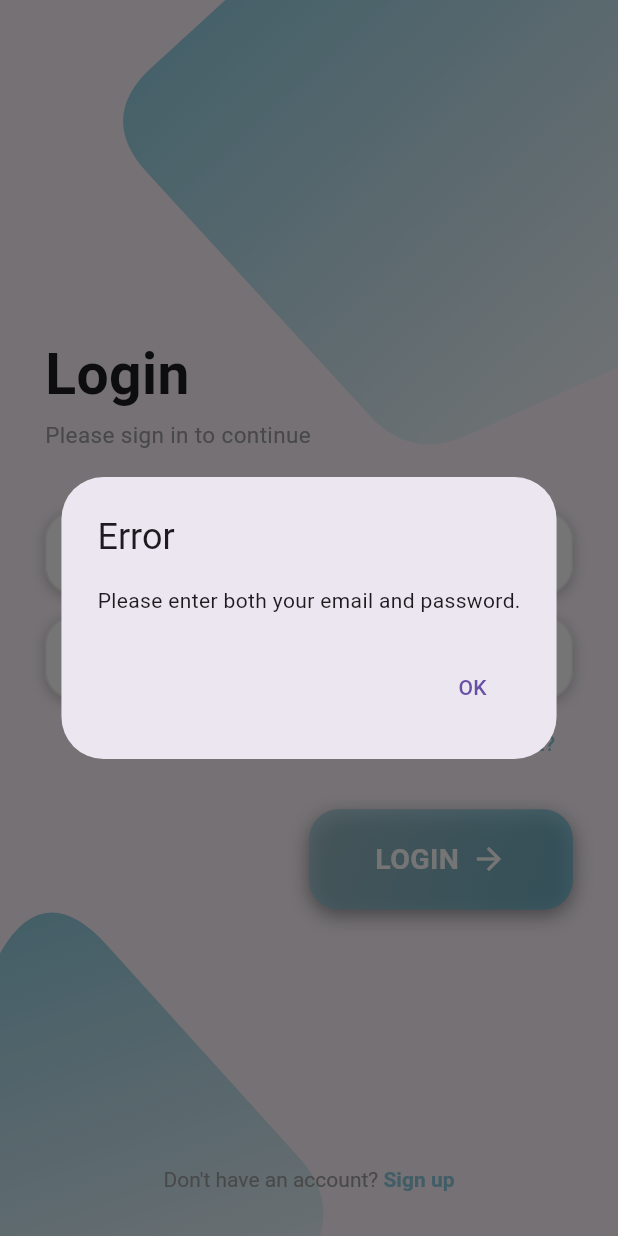
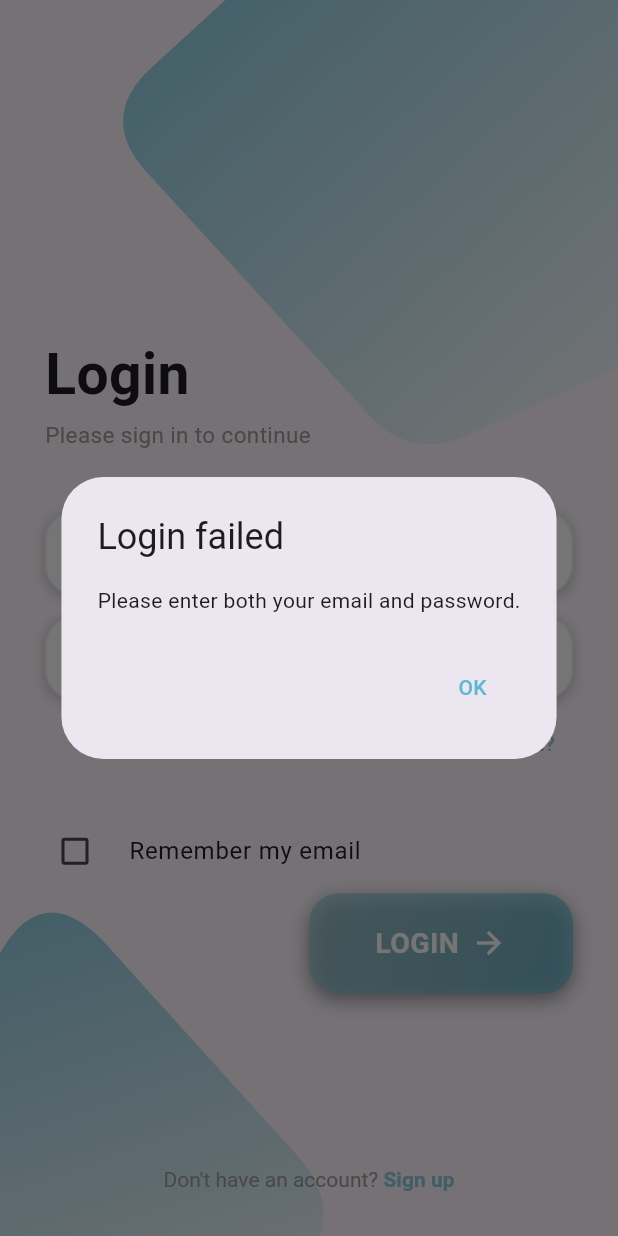
Before and after one commit to AlexZinca/SkinLesionApp, a Flutter app: the screen it shows after launch, after a tap on "LOGIN", on a phone screen of 412 x 824 dp. Run offline on Flutter 3.47's test engine with Material 3 defaults, Android fonts, the phone set to English and light mode, and no system bars; our stand-ins replace camera, firebase_auth, firebase_core, flutter_secure_storage, google_nav_bar, image_picker; accounts and stored records are empty.

Commit message:
Warning-uri pe password si email la login

```diff
--- a/lib/pages/intro_page.dart
+++ b/lib/pages/intro_page.dart
@@ -2,23 +2,61 @@ import 'package:firebase_auth/firebase_auth.dart';
 import 'package:flutter/material.dart';
 import 'package:my_camera/pages/home_page.dart';
 import 'package:my_camera/pages/sign_up.dart';
+import 'package:flutter_secure_storage/flutter_secure_storage.dart';
 
 import '../services/auth.dart';
 
-class IntroPage extends StatelessWidget {
+class IntroPage extends StatefulWidget {
   IntroPage({Key? key}) : super(key: key);
+
+  @override
+  _IntroPageState createState() => _IntroPageState();
+}
+
+class _IntroPageState extends State<IntroPage> {
   final TextEditingController emailController = TextEditingController();
   final TextEditingController passwordController = TextEditingController();
+  final TextEditingController usernameController = TextEditingController();
+
+  bool _passwordVisible = false;
+  bool rememberEmail = false;
+  final storage = FlutterSecureStorage();
+
+  @override
+  void initState() {
+    super.initState();
+    _loadUserEmail();
+  }
+
+  Future<void> _loadUserEmail() async {
+    String? userEmail = await storage.read(key: 'userEmail');
+    if (userEmail != null) {
+      setState(() {
+        emailController.text = userEmail;
+        rememberEmail = true;
+      });
+    }
+  }
+
+  Future<void> _rememberUserEmail() async {
+    if (rememberEmail) {
+      await storage.write(key: 'userEmail', value: emailController.text);
+    } else {
+      await storage.delete(key: 'userEmail');
+    }
+  }
 
   @override
   Widget build(BuildContext context) {
-    InputDecoration getInputDecoration(String hintText, IconData icon) {
+    InputDecoration getInputDecoration(String hintText, IconData icon,
+        {Widget? suffixIcon}) {
       return InputDecoration(
         hintText: hintText,
         hintStyle: TextStyle(
             color: Colors.grey,
             fontWeight: FontWeight.w300), // Make text slimmer
         prefixIcon: Icon(icon, color: Colors.grey),
+        suffixIcon: suffixIcon,
         filled: true,
         fillColor: Colors.white,
         border: OutlineInputBorder(
@@ -107,7 +145,7 @@ class IntroPage extends StatelessWidget {
                 SizedBox(height: MediaQuery.of(context).size.height * 0.27),
                 Text('Login',
                     style:
-                    TextStyle(fontSize: 38, fontWeight: FontWeight.bold)),
+                        TextStyle(fontSize: 38, fontWeight: FontWeight.bold)),
                 SizedBox(height: 3),
                 Text('Please sign in to continue',
                     style: TextStyle(fontSize: 15, color: Colors.grey)),
@@ -116,8 +154,8 @@ class IntroPage extends StatelessWidget {
                 Container(
                   decoration: textFieldDecoration,
                   child: TextField(
-                    controller: emailController,// TextInputType.emailAddress,
-                    decoration: getInputDecoration('Username', Icons.person),
+                    controller: emailController, // TextInputType.emailAddress,
+                    decoration: getInputDecoration('Email', Icons.person),
                   ),
                 ),
                 SizedBox(height: 14),
@@ -126,8 +164,29 @@ class IntroPage extends StatelessWidget {
                   decoration: textFieldDecoration,
                   child: TextField(
                     controller: passwordController,
-                    obscureText: true,
-                    decoration: getInputDecoration('Password', Icons.lock),
+                    obscureText: !_passwordVisible,
+                    decoration: getInputDecoration(
+                      'Password',
+                      Icons.lock,
+                      suffixIcon: Transform.translate(
+                        offset: Offset(
+                            -10, 0), // Shifts the icon 10 pixels to the left
+                        child: IconButton(
+                          icon: Icon(
+                            // Toggle the icon based on password visibility
+                            _passwordVisible
+                                ? Icons.visibility
+                                : Icons.visibility_off,
+                            color: Colors.grey,
+                          ),
+                          onPressed: () {
+                            setState(() {
+                              _passwordVisible = !_passwordVisible;
+                            });
+                          },
+                        ),
+                      ),
+                    ),
                   ),
                 ),
                 SizedBox(height: 5),
@@ -141,12 +200,14 @@ class IntroPage extends StatelessWidget {
                           context: context,
                           builder: (context) => AlertDialog(
                             title: Text('Error'),
-                            content: Text('Please enter your email address to reset your password.'),
+                            content: Text(
+                                'Please enter your email address to reset your password.'),
                             actions: <Widget>[
                               TextButton(
                                 child: Text('OK'),
                                 onPressed: () {
-                                  Navigator.of(context).pop(); // Dismiss the dialog
+                                  Navigator.of(context)
+                                      .pop(); // Dismiss the dialog
                                 },
                               ),
                             ],
@@ -155,18 +216,21 @@ class IntroPage extends StatelessWidget {
                       } else {
                         try {
                           // Send a password reset email
-                          await AuthService().sendPasswordResetEmail(emailController.text);
+                          await AuthService()
+                              .sendPasswordResetEmail(emailController.text);
                           // Show a confirmation dialog
                           showDialog(
                             context: context,
                             builder: (context) => AlertDialog(
                               title: Text('Email Sent'),
-                              content: Text('Check your email to reset your password.'),
+                              content: Text(
+                                  'Check your email to reset your password.'),
                               actions: <Widget>[
                                 TextButton(
                                   child: Text('OK'),
                                   onPressed: () {
-                                    Navigator.of(context).pop(); // Dismiss the dialog
+                                    Navigator.of(context)
+                                        .pop(); // Dismiss the dialog
                                   },
                                 ),
                               ],
@@ -183,7 +247,8 @@ class IntroPage extends StatelessWidget {
                                 TextButton(
                                   child: Text('OK'),
                                   onPressed: () {
-                                    Navigator.of(context).pop(); // Dismiss the dialog
+                                    Navigator.of(context)
+                                        .pop(); // Dismiss the dialog
                                   },
                                 ),
                               ],
@@ -195,26 +260,46 @@ class IntroPage extends StatelessWidget {
                     child: Text('Forgot?',
                         style: TextStyle(
                             fontSize: 14,
-                            color: Color.fromARGB(255, 94, 184, 209).withOpacity(0.7))),
+                            color: Color.fromARGB(255, 94, 184, 209)
+                                .withOpacity(0.7))),
                   ),
-
                 ),
                 SizedBox(height: 20),
+
+                CheckboxListTile(
+                  value: rememberEmail,
+                  contentPadding: EdgeInsets.zero, // Adjust padding to match your design
+                  controlAffinity: ListTileControlAffinity.leading, // Position the checkbox at the start of the tile
+                  onChanged: (bool? value) {
+                    setState(() {
+                      rememberEmail = value!;
+                    });
+                  },
+                  title: Text("Remember my email"),
+                ),
+
                 Row(
                   children: [
                     Spacer(),
                     InkWell(
                       onTap: () async {
-                        // Ensure the email and password fields are not empty
-                        if (emailController.text.isEmpty || passwordController.text.isEmpty) {
+                        if (emailController.text.isEmpty ||
+                            passwordController.text.isEmpty) {
                           showDialog(
                             context: context,
                             builder: (context) => AlertDialog(
-                              title: Text('Error'),
-                              content: Text('Please enter both your email and password.'),
+                              title: Text('Login failed'),
+                              content: Text(
+                                  'Please enter both your email and password.'),
                               actions: <Widget>[
                                 TextButton(
-                                  child: Text('OK'),
+                                  child: Text(
+                                    'OK',
+                                    style: TextStyle(
+                                      color: Color.fromARGB(255, 94, 184,
+                                          209), // Customize your color here for the button text
+                                    ),
+                                  ),
                                   onPressed: () => Navigator.of(context).pop(),
                                 ),
                               ],
@@ -223,48 +308,73 @@ class IntroPage extends StatelessWidget {
                           return;
                         }
 
-                        // Attempt to sign in the user
-                        try {
-                          var user = await AuthService().signInWithEmailAndPassword(
-                            emailController.text.trim(),
-                            passwordController.text,
-                          );
-
-                          if (user != null) {
-                            Navigator.push(context, MaterialPageRoute(builder: (context) => HomePage()));
+                        FirebaseAuth.instance
+                            .signInWithEmailAndPassword(
+                          email: emailController.text.trim(),
+                          password: passwordController.text.trim(),
+                        )
+                            .then((authResult) {
+                          if (authResult.user != null) {
+                            Navigator.push(
+                                context,
+                                MaterialPageRoute(
+                                    builder: (context) => HomePage()));
+                          } else {
+                            // Assuming you have a method to handle a failed login attempt.
+                            showDialog(
+                              context: context,
+                              builder: (context) => AlertDialog(
+                                title: Text('Login Failed'),
+                                content: Text(
+                                    'The login attempt failed. Please try again.'),
+                                actions: <Widget>[
+                                  TextButton(
+                                    child: Text(
+                                      'OK',
+                                      style: TextStyle(
+                                        color: Color.fromARGB(255, 94, 184,
+                                            209), // Customize your color here for the button text
+                                      ),
+                                    ),
+                                    onPressed: () =>
+                                        Navigator.of(context).pop(),
+                                  ),
+                                ],
+                              ),
+                            );
                           }
-                        } on FirebaseAuthException catch (e) {
-                          String message = '';
-                          switch (e.code) {
-                            case 'user-not-found':
-                            case 'invalid-email':
-                              message = 'No user found with this email address.';
-                              break;
-                            case 'wrong-password':
-                              message = 'Incorrect password provided.';
-                              break;
-                            default:
-                              message = 'An error occurred. Please try again later.';
+                        }).catchError((e) {
+                          // Handling the error.
+                          String errorMessage =
+                              'An error occurred. Please try again.';
+                          if (e is FirebaseAuthException) {
+                            errorMessage = e.message ?? errorMessage;
                           }
 
                           showDialog(
                             context: context,
                             builder: (context) => AlertDialog(
                               title: Text('Login Failed'),
-                              content: Text(message),
+                              content: Text(errorMessage),
                               actions: <Widget>[
                                 TextButton(
-                                  child: Text('OK'),
+                                  child: Text(
+                                    'OK',
+                                    style: TextStyle(
+                                      color: Color.fromARGB(255, 94, 184,
+                                          209), // Customize your color here for the button text
+                                    ),
+                                  ),
                                   onPressed: () => Navigator.of(context).pop(),
                                 ),
                               ],
                             ),
                           );
-                        }
+                        });
                       },
                       child: Container(
                         padding:
-                        EdgeInsets.symmetric(horizontal: 44, vertical: 20),
+                            EdgeInsets.symmetric(horizontal: 44, vertical: 20),
                         decoration: loginButtonDecoration,
                         child: Row(
                           mainAxisSize: MainAxisSize.min,
@@ -329,7 +439,7 @@ class IntroPage extends StatelessWidget {
                       text: 'Sign up',
                       style: TextStyle(
                         color:
-                        Color.fromARGB(255, 94, 184, 209).withOpacity(0.7),
+                            Color.fromARGB(255, 94, 184, 209).withOpacity(0.7),
                         fontWeight: FontWeight.bold,
                       ),
                     ),
--- a/pubspec.yaml
+++ b/pubspec.yaml
@@ -41,6 +41,7 @@ dependencies:
   http: ^0.13.3
   firebase_core: ^2.27.1
   firebase_auth: ^4.17.9
+  flutter_secure_storage: ^5.0.2
 
   # The following adds the Cupertino Icons font to your application.
   # Use with the CupertinoIcons class for iOS style icons.
```
Also changed, not shown: pubspec.lock, 7 other files.
